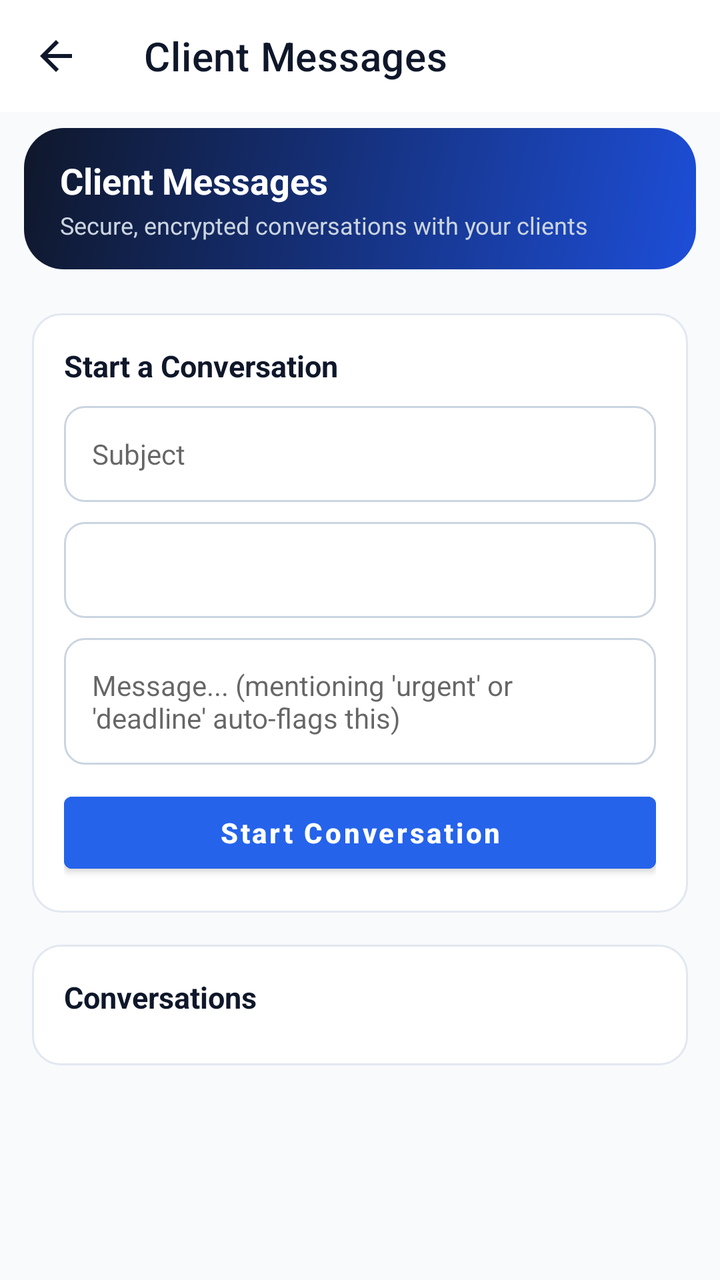
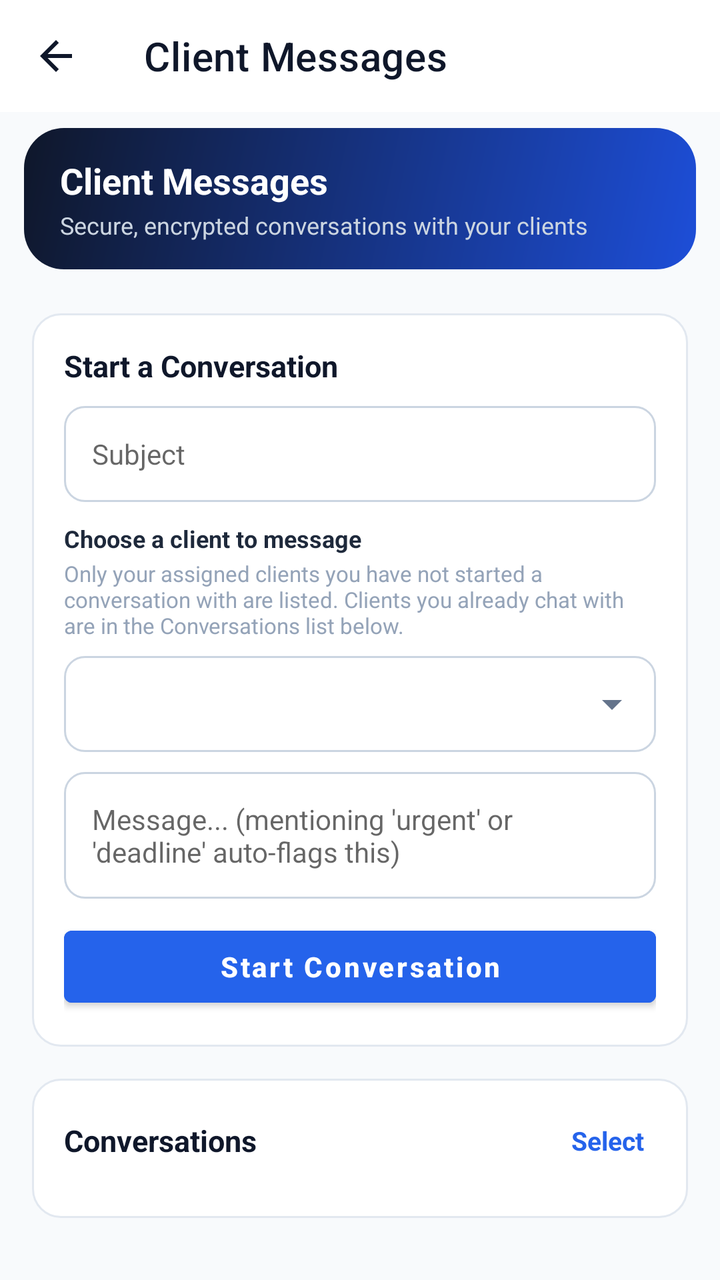

An Android layout rendered at two revisions. The XML below is the earlier revision; the diff shows what the commit changed to produce the second picture.
<!-- AndroidManifest.xml: application theme Theme.ApexLedger -->
<!-- res/layout/activity_staff_messages.xml -->
<?xml version="1.0" encoding="utf-8"?>
<ScrollView xmlns:android="http://schemas.android.com/apk/res/android"
    xmlns:app="http://schemas.android.com/apk/res-auto"
    android:layout_width="match_parent"
    android:layout_height="match_parent"
    android:background="@color/gray_50"
    android:fillViewport="true">

    <LinearLayout
        android:layout_width="match_parent"
        android:layout_height="wrap_content"
        android:orientation="vertical">

        <com.google.android.material.appbar.MaterialToolbar
            android:id="@+id/toolbar"
            android:layout_width="match_parent"
            android:layout_height="?attr/actionBarSize"
            android:background="@color/white"
            app:titleTextColor="@color/navy"
            app:navigationIcon="@drawable/ic_back_arrow"
            app:title="Client Messages" />

    <LinearLayout
        android:layout_width="match_parent"
        android:layout_height="wrap_content"
        android:orientation="vertical"
        android:background="@drawable/bg_banner_gradient"
        android:paddingHorizontal="18dp"
        android:paddingVertical="14dp"
        android:layout_marginHorizontal="12dp"
        android:layout_marginTop="8dp"
        android:layout_marginBottom="6dp">

        <TextView
            android:layout_width="wrap_content"
            android:layout_height="wrap_content"
            android:text="Client Messages"
            android:textColor="@color/on_primary"
            android:textStyle="bold"
            android:textSize="18sp" />

        <TextView
            android:layout_width="wrap_content"
            android:layout_height="wrap_content"
            android:text="Secure, encrypted conversations with your clients"
            android:textColor="#CBD5E1"
            android:textSize="12sp"
            android:layout_marginTop="2dp" />
    </LinearLayout>

        <LinearLayout
            android:layout_width="match_parent"
            android:layout_height="wrap_content"
            android:orientation="vertical"
            android:padding="16dp">

            <LinearLayout
                android:layout_width="match_parent"
                android:layout_height="wrap_content"
                android:orientation="vertical"
                android:background="@drawable/bg_card_stroke"
                android:padding="16dp"
                android:layout_marginBottom="16dp">

                <TextView
                    android:layout_width="wrap_content"
                    android:layout_height="wrap_content"
                    android:text="Start a Conversation"
                    android:textColor="@color/navy"
                    android:textStyle="bold"
                    android:textSize="15sp"
                    android:layout_marginBottom="10dp" />

                <EditText
                    android:id="@+id/etSubject"
                    android:layout_width="match_parent"
                    android:layout_height="48dp"
                    android:background="@drawable/bg_input_field"
                    android:paddingStart="14dp"
                    android:paddingEnd="14dp"
                    android:hint="Subject"
                    android:textSize="14sp"
                    android:layout_marginBottom="10dp" />

                <Spinner
                    android:id="@+id/spinnerClient"
                    android:layout_width="match_parent"
                    android:layout_height="48dp"
                    android:background="@drawable/bg_input_field"
                    android:layout_marginBottom="10dp" />

                <EditText
                    android:id="@+id/etNewMessageBody"
                    android:layout_width="match_parent"
                    android:layout_height="wrap_content"
                    android:minLines="2"
                    android:gravity="top"
                    android:background="@drawable/bg_input_field"
                    android:padding="14dp"
                    android:hint="Message... (mentioning 'urgent' or 'deadline' auto-flags this)"
                    android:textSize="14sp"
                    android:layout_marginBottom="10dp" />

                <com.google.android.material.button.MaterialButton
                    android:id="@+id/btnStartConversation"
                    android:layout_width="match_parent"
                    android:layout_height="48dp"
                    android:text="Start Conversation"
                    android:textAllCaps="false"
                    android:textStyle="bold"
                    android:backgroundTint="@color/primary" />

            </LinearLayout>

            <LinearLayout
                android:layout_width="match_parent"
                android:layout_height="wrap_content"
                android:orientation="vertical"
                android:background="@drawable/bg_card_stroke"
                android:padding="16dp">

                <TextView
                    android:layout_width="wrap_content"
                    android:layout_height="wrap_content"
                    android:text="Conversations"
                    android:textColor="@color/navy"
                    android:textStyle="bold"
                    android:textSize="15sp"
                    android:layout_marginBottom="8dp" />

                <TextView
                    android:id="@+id/tvEmptyState"
                    android:layout_width="match_parent"
                    android:layout_height="wrap_content"
                    android:text="No conversations yet. Messages from your clients will appear here."
                    android:textColor="@color/gray_500"
                    android:textSize="13sp"
                    android:gravity="center"
                    android:padding="24dp"
                    android:visibility="gone" />

                <androidx.recyclerview.widget.RecyclerView
                    android:id="@+id/rvStaffThreads"
                    android:layout_width="match_parent"
                    android:layout_height="wrap_content"
                    android:nestedScrollingEnabled="false" />

            </LinearLayout>

        </LinearLayout>
    </LinearLayout>
</ScrollView>
<!-- resources referenced by this layout -->
<resources>
  <color name="gray_50">#F8FAFC</color>
  <color name="gray_500">#64748B</color>
  <color name="navy">#0F172A</color>
  <color name="on_primary">#FFFFFF</color>
  <color name="primary">#2563EB</color>
  <color name="white">#FFFFFF</color>
  <!-- drawable bg_banner_gradient (drawable) -->
  <?xml version="1.0" encoding="utf-8"?>
  <shape xmlns:android="http://schemas.android.com/apk/res/android" android:shape="rectangle">
      <gradient android:angle="315" android:startColor="#0F172A" android:endColor="#1D4ED8" />
      <corners android:radius="20dp" />
  </shape>
  <!-- drawable bg_card_stroke (drawable) -->
  <?xml version="1.0" encoding="utf-8"?>
  <shape xmlns:android="http://schemas.android.com/apk/res/android" android:shape="rectangle">
      <corners android:radius="14dp" />
      <solid android:color="@color/white" />
      <stroke android:width="1dp" android:color="@color/gray_200" />
  </shape>
  <!-- drawable bg_input_field (drawable) -->
  <?xml version="1.0" encoding="utf-8"?>
  <shape xmlns:android="http://schemas.android.com/apk/res/android"
      android:shape="rectangle">
      <corners android:radius="10dp" />
      <solid android:color="@color/white" />
      <stroke android:width="1dp" android:color="@color/gray_300" />
  </shape>
  <!-- drawable ic_back_arrow (drawable) -->
  <vector xmlns:android="http://schemas.android.com/apk/res/android"
      android:width="24dp"
      android:height="24dp"
      android:viewportWidth="24"
      android:viewportHeight="24"
      android:tint="@color/navy">
      <path
          android:fillColor="@android:color/white"
          android:pathData="M20,11H7.83l5.59,-5.59L12,4l-8,8 8,8 1.41,-1.41L7.83,13H20v-2z"/>
  </vector>
  <style name="Theme.ApexLedger" parent="Theme.MaterialComponents.DayNight.NoActionBar">
          <item name="colorPrimary">@color/primary</item>
          <item name="colorPrimaryDark">@color/primary_dark</item>
          <item name="colorAccent">@color/success</item>
          <item name="android:windowBackground">@color/background</item>
          <item name="android:statusBarColor">@color/status_bar</item>
          <item name="android:navigationBarColor">@color/white</item>
      </style>
  <color name="gray_200">#E2E8F0</color>
  <color name="gray_300">#CBD5E1</color>
  <color name="primary_dark">#1D4ED8</color>
  <color name="success">#16A34A</color>
  <color name="background">@color/gray_50</color>
  <color name="status_bar">#0F172A</color>
</resources>

<!-- the commit's change to res/layout/activity_staff_messages.xml (unified diff, before → after) -->
@@ -82,11 +82,28 @@
                     android:textSize="14sp"
                     android:layout_marginBottom="10dp" />
 
+                <TextView
+                    android:layout_width="wrap_content"
+                    android:layout_height="wrap_content"
+                    android:text="Choose a client to message"
+                    android:textColor="@color/navy_700"
+                    android:textStyle="bold"
+                    android:textSize="12sp"
+                    android:layout_marginBottom="2dp" />
+
+                <TextView
+                    android:layout_width="match_parent"
+                    android:layout_height="wrap_content"
+                    android:text="Only your assigned clients you have not started a conversation with are listed. Clients you already chat with are in the Conversations list below."
+                    android:textColor="@color/gray_400"
+                    android:textSize="11sp"
+                    android:layout_marginBottom="8dp" />
+
                 <Spinner
                     android:id="@+id/spinnerClient"
                     android:layout_width="match_parent"
                     android:layout_height="48dp"
-                    android:background="@drawable/bg_input_field"
+                    android:background="@drawable/bg_spinner"
                     android:layout_marginBottom="10dp" />
 
                 <EditText
@@ -119,14 +136,85 @@
                 android:background="@drawable/bg_card_stroke"
                 android:padding="16dp">
 
-                <TextView
-                    android:layout_width="wrap_content"
-                    android:layout_height="wrap_content"
-                    android:text="Conversations"
-                    android:textColor="@color/navy"
-                    android:textStyle="bold"
-                    android:textSize="15sp"
-                    android:layout_marginBottom="8dp" />
+                <LinearLayout
+                    android:layout_width="match_parent"
+                    android:layout_height="wrap_content"
+                    android:orientation="horizontal"
+                    android:gravity="center_vertical"
+                    android:layout_marginBottom="8dp">
+
+                    <TextView
+                        android:layout_width="0dp"
+                        android:layout_weight="1"
+                        android:layout_height="wrap_content"
+                        android:text="Conversations"
+                        android:textColor="@color/navy"
+                        android:textStyle="bold"
+                        android:textSize="15sp" />
+
+                    <TextView
+                        android:id="@+id/btnSelectChats"
+                        android:layout_width="wrap_content"
+                        android:layout_height="wrap_content"
+                        android:text="Select"
+                        android:textColor="@color/primary"
+                        android:textStyle="bold"
+                        android:textSize="13sp"
+                        android:padding="6dp" />
+                </LinearLayout>
+
+                <LinearLayout
+                    android:id="@+id/rowChatSelection"
+                    android:layout_width="match_parent"
+                    android:layout_height="wrap_content"
+                    android:orientation="horizontal"
+                    android:gravity="center_vertical"
+                    android:background="@drawable/bg_pill_blue"
+                    android:paddingHorizontal="12dp"
+                    android:paddingVertical="2dp"
+                    android:layout_marginBottom="8dp"
+                    android:visibility="gone">
+
+                    <TextView
+                        android:id="@+id/tvChatSelectedCount"
+                        android:layout_width="0dp"
+                        android:layout_weight="1"
+                        android:layout_height="wrap_content"
+                        android:text="0 selected"
+                        android:textColor="@color/primary"
+                        android:textStyle="bold"
+                        android:textSize="13sp" />
+
+                    <TextView
+                        android:id="@+id/btnChatSelectAll"
+                        android:layout_width="wrap_content"
+                        android:layout_height="wrap_content"
+                        android:text="Select all"
+                        android:textColor="@color/primary"
+                        android:textStyle="bold"
+                        android:textSize="13sp"
+                        android:padding="8dp" />
+
+                    <TextView
+                        android:id="@+id/btnChatDelete"
+                        android:layout_width="wrap_content"
+                        android:layout_height="wrap_content"
+                        android:text="Delete"
+                        android:textColor="@color/danger_dark"
+                        android:textStyle="bold"
+                        android:textSize="13sp"
+                        android:padding="8dp" />
+
+                    <TextView
+                        android:id="@+id/btnChatCancel"
+                        android:layout_width="wrap_content"
+                        android:layout_height="wrap_content"
+                        android:text="Cancel"
+                        android:textColor="@color/gray_600"
+                        android:textStyle="bold"
+                        android:textSize="13sp"
+                        android:padding="8dp" />
+                </LinearLayout>
 
                 <TextView
                     android:id="@+id/tvEmptyState"
<!-- resource entries referenced after the edit -->
@@ -1,8 +1,12 @@
 <!-- resources referenced by this layout -->
 <resources>
+  <color name="danger_dark">#DC2626</color>
+  <color name="gray_400">#94A3B8</color>
   <color name="gray_50">#F8FAFC</color>
   <color name="gray_500">#64748B</color>
+  <color name="gray_600">#475569</color>
   <color name="navy">#0F172A</color>
+  <color name="navy_700">#1E293B</color>
   <color name="on_primary">#FFFFFF</color>
   <color name="primary">#2563EB</color>
   <color name="white">#FFFFFF</color>
@@ -27,6 +31,23 @@
       <solid android:color="@color/white" />
       <stroke android:width="1dp" android:color="@color/gray_300" />
   </shape>
+  <!-- drawable bg_pill_blue (drawable) -->
+  <?xml version="1.0" encoding="utf-8"?>
+  <shape xmlns:android="http://schemas.android.com/apk/res/android" android:shape="rectangle">
+      <corners android:radius="20dp" />
+      <solid android:color="#DBEAFE" />
+  </shape>
+  <!-- drawable bg_spinner (drawable) -->
+  <?xml version="1.0" encoding="utf-8"?>
+  <layer-list xmlns:android="http://schemas.android.com/apk/res/android">
+      <item android:drawable="@drawable/bg_input_field" />
+      <item
+          android:drawable="@drawable/ic_dropdown_arrow"
+          android:gravity="center_vertical|end"
+          android:width="24dp"
+          android:height="24dp"
+          android:end="10dp" />
+  </layer-list>
   <!-- drawable ic_back_arrow (drawable) -->
   <vector xmlns:android="http://schemas.android.com/apk/res/android"
       android:width="24dp"
@@ -40,6 +61,7 @@
   </vector>
   <style name="Theme.ApexLedger" parent="Theme.MaterialComponents.DayNight.NoActionBar">
           <item name="colorPrimary">@color/primary</item>
+          <item name="colorOnPrimary">@color/on_primary</item>
           <item name="colorPrimaryDark">@color/primary_dark</item>
           <item name="colorAccent">@color/success</item>
           <item name="android:windowBackground">@color/background</item>
@@ -48,6 +70,14 @@
       </style>
   <color name="gray_200">#E2E8F0</color>
   <color name="gray_300">#CBD5E1</color>
+  <!-- drawable ic_dropdown_arrow (drawable) -->
+  <?xml version="1.0" encoding="utf-8"?>
+  <vector xmlns:android="http://schemas.android.com/apk/res/android"
+      android:width="24dp" android:height="24dp"
+      android:viewportWidth="24" android:viewportHeight="24"
+      android:tint="@color/gray_500">
+      <path android:fillColor="#FF000000" android:pathData="M7,10l5,5 5,-5z" />
+  </vector>
   <color name="primary_dark">#1D4ED8</color>
   <color name="success">#16A34A</color>
   <color name="background">@color/gray_50</color>
